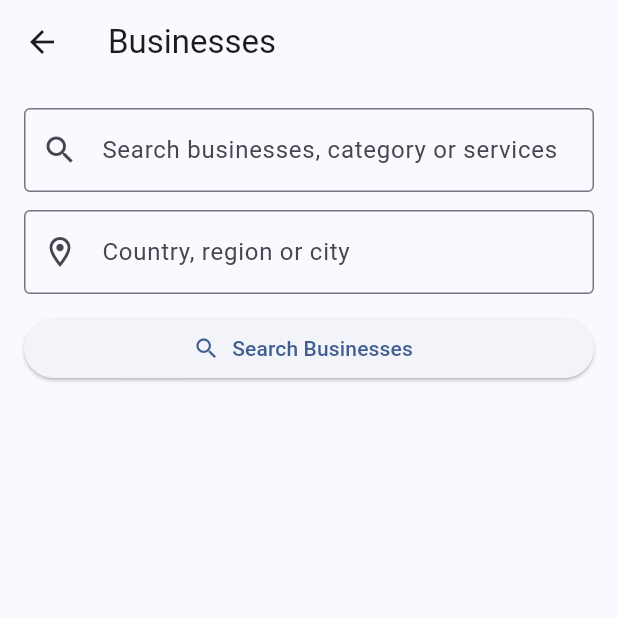
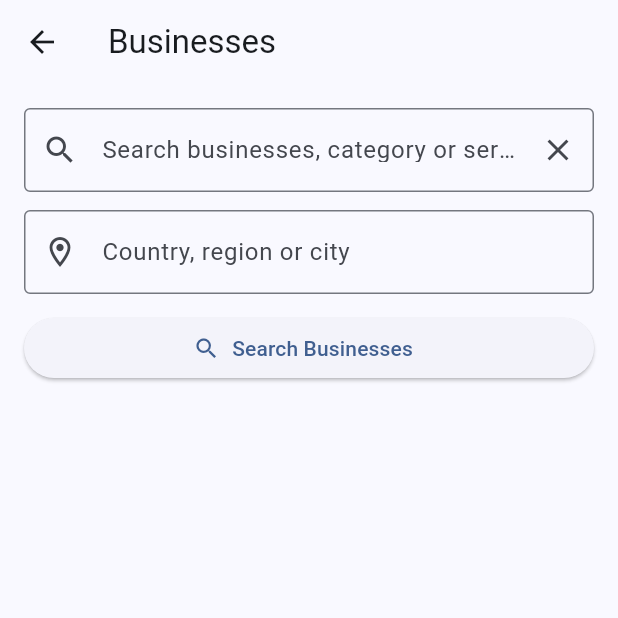
Before and after one commit to Ariba2026/whoswho, a Flutter app: the BusinessesDirectoryScreen screen opened directly, on a phone screen of 412 x 824 dp, the top half of it. Run offline on Flutter 3.47's test engine with Material 3 defaults, Android fonts, the phone set to English and light mode, and no system bars.

Commit message:
Update WhosWho Phase 1

```diff
--- a/lib/main.dart
+++ b/lib/main.dart
@@ -1118,10 +1118,16 @@ class _BusinessesDirectoryScreenState
           children: [
             TextField(
               controller: searchController,
-              decoration: const InputDecoration(
+              decoration: InputDecoration(
                 labelText: 'Search businesses, category or services',
-                prefixIcon: Icon(Icons.search),
-                border: OutlineInputBorder(),
+                prefixIcon: const Icon(Icons.search),
+                suffixIcon: IconButton(
+                  icon: const Icon(Icons.clear),
+                  onPressed: () {
+                    searchController.clear();
+                  },
+                ),
+                border: const OutlineInputBorder(),
               ),
               onSubmitted: (_) => _searchBusinesses(),
             ),
--- a/pubspec.yaml
+++ b/pubspec.yaml
@@ -16,7 +16,7 @@ publish_to: 'none' # Remove this line if you wish to publish to pub.dev
 # https://developer.apple.com/library/archive/documentation/General/Reference/InfoPlistKeyReference/Articles/CoreFoundationKeys.html
 # In Windows, build-name is used as the major, minor, and patch parts
 # of the product and file versions while build-number is used as the build suffix.
-version: 1.0.0+1
+version: 1.0.0+2
 
 environment:
   sdk: ^3.12.2
```
